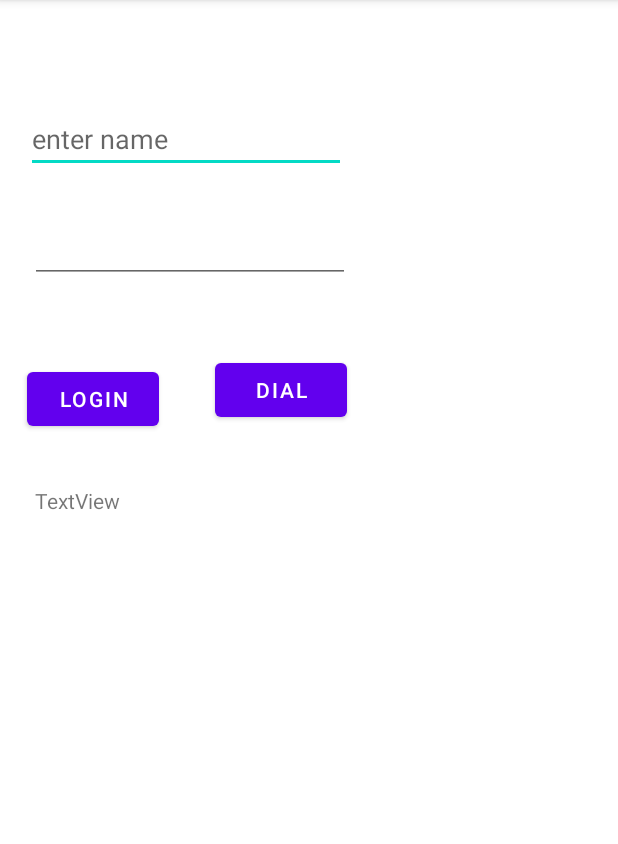
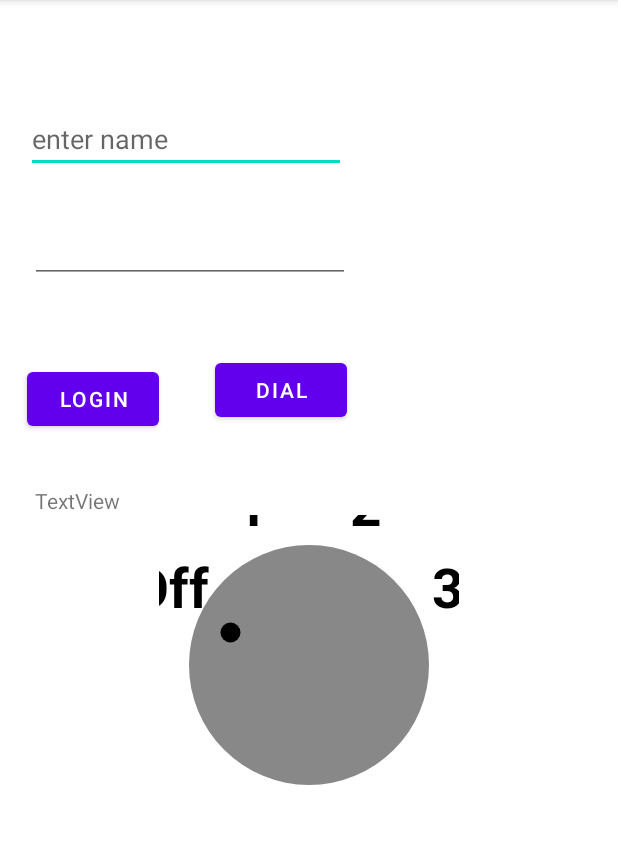
Before and after one commit to abdultanveer/b3First, an Android app: the screen it shows after launch (MainActivity), on a phone screen of 412 x 824 dp, the part 84-928 px from its top. Run offline under Robolectric (Android 15) with nearby library versions, the phone set to English and light mode, and no system bars.

```diff
--- /dev/null
+++ b/app/src/main/java/com/example/b3first/views/DialView.kt
@@ -0,0 +1,105 @@
+package com.example.b3first.views
+
+
+import android.content.Context
+import android.graphics.*
+import android.util.AttributeSet
+import android.view.View
+import androidx.core.content.withStyledAttributes
+import com.example.b3first.R
+import kotlin.math.cos
+import kotlin.math.min
+import kotlin.math.sin
+
+private enum class FanSpeed(val label: Int) {
+    OFF(R.string.fan_off),
+    LOW(R.string.fan_low),
+    MEDIUM(R.string.fan_medium),
+    HIGH(R.string.fan_high);
+
+    fun next() = when (this) {
+        OFF -> LOW
+        LOW -> MEDIUM
+        MEDIUM -> HIGH
+        HIGH -> OFF
+    }
+}
+
+private const val RADIUS_OFFSET_LABEL = 30
+private const val RADIUS_OFFSET_INDICATOR = -35
+
+class DialView @JvmOverloads constructor(
+    context: Context,
+    attrs: AttributeSet? = null,
+    defStyleAttr: Int = 0
+) : View(context, attrs, defStyleAttr) {
+
+    private var radius = 0.0F
+    private var fanSpeed = FanSpeed.OFF
+    private val pointPosition = PointF(0.0F, 0.0F)
+
+    private val paint = Paint(Paint.ANTI_ALIAS_FLAG).apply {
+        style = Paint.Style.FILL
+        textAlign = Paint.Align.CENTER
+        textSize = 55.0F
+        typeface = Typeface.create("", Typeface.BOLD)
+    }
+
+    private var fanSpeedLowColor = 0
+    private var fanSpeedMediumColor = 0
+    private var fanSpeedMaxColor = 0
+
+    init {
+        isClickable = true
+        context.withStyledAttributes(attrs, R.styleable.DialView) {
+            fanSpeedLowColor = getColor(R.styleable.DialView_fanColor1, 0)
+            fanSpeedMediumColor = getColor(R.styleable.DialView_fanColor2, 0)
+            fanSpeedMaxColor = getColor(R.styleable.DialView_fanColor3, 0)
+        }
+    }
+
+    override fun onSizeChanged(w: Int, h: Int, oldw: Int, oldh: Int) {
+        radius = (min(width, height) / 2.0 * 0.8).toFloat()
+    }
+
+    override fun performClick(): Boolean {
+        if (super.performClick()) return true
+
+        fanSpeed = fanSpeed.next()
+        contentDescription = resources.getString(fanSpeed.label)
+
+        invalidate()
+        return true
+    }
+
+    override fun onDraw(canvas: Canvas?) {
+        super.onDraw(canvas)
+
+        paint.color = when (fanSpeed) {
+            FanSpeed.OFF -> Color.GRAY
+            FanSpeed.LOW -> fanSpeedLowColor
+            FanSpeed.MEDIUM -> fanSpeedMediumColor
+            FanSpeed.HIGH -> fanSpeedMaxColor
+        }
+        canvas?.drawCircle((width / 2).toFloat(), (height / 2).toFloat(), radius, paint)
+
+        val markerRadius = radius + RADIUS_OFFSET_INDICATOR
+        pointPosition.computeXYForSpeed(fanSpeed, markerRadius)
+        paint.color = Color.BLACK
+        canvas?.drawCircle(pointPosition.x, pointPosition.y, radius / 12, paint)
+
+        val labelRadius = radius + RADIUS_OFFSET_LABEL
+        for (i in FanSpeed.values()) {
+            pointPosition.computeXYForSpeed(i, labelRadius)
+            val label = resources.getString(i.label)
+            canvas?.drawText(label, pointPosition.x, pointPosition.y, paint)
+        }
+    }
+
+    private fun PointF.computeXYForSpeed(pos: FanSpeed, radius: Float) {
+        val startAngle = Math.PI * (9 / 8.0)
+        val angle = startAngle + pos.ordinal * (Math.PI / 4)
+        x = (radius * cos(angle)).toFloat() + width / 2
+        y = (radius * sin(angle)).toFloat() + height / 2
+    }
+}
--- a/app/src/main/res/layout/activity_main.xml
+++ b/app/src/main/res/layout/activity_main.xml
@@ -60,4 +60,15 @@
         android:text="TextView"
         app:layout_constraintStart_toStartOf="parent"
         app:layout_constraintTop_toBottomOf="@+id/btnHome" />
+
+    <com.example.b3first.views.DialView
+        android:id="@+id/custom_dial"
+        android:layout_width="200dp"
+        android:layout_height="200dp"
+      app:layout_constraintTop_toBottomOf="@id/tvContact"
+        app:fanColor1="#FFEB3B"
+        app:fanColor2="#CDDC39"
+        app:fanColor3="#009688"
+        app:layout_constraintEnd_toEndOf="parent"
+        app:layout_constraintStart_toStartOf="parent"/>
 </androidx.constraintlayout.widget.ConstraintLayout>
--- /dev/null
+++ b/app/src/main/res/values/attrs.xml
@@ -0,0 +1,8 @@
+<?xml version="1.0" encoding="utf-8"?>
+<resources>
+    <declare-styleable name="DialView">
+        <attr name="fanColor1" format="color" />
+        <attr name="fanColor2" format="color" />
+        <attr name="fanColor3" format="color" />
+    </declare-styleable>
+</resources>
--- a/app/src/main/res/values/strings.xml
+++ b/app/src/main/res/values/strings.xml
@@ -1,3 +1,9 @@
 <resources>
     <string name="app_name">b3First</string>
+
+    <string name="fan_control">Fan Control</string>
+    <string name="fan_off">Off</string>
+    <string name="fan_low">1</string>
+    <string name="fan_medium">2</string>
+    <string name="fan_high">3</string>
 </resources>
```
